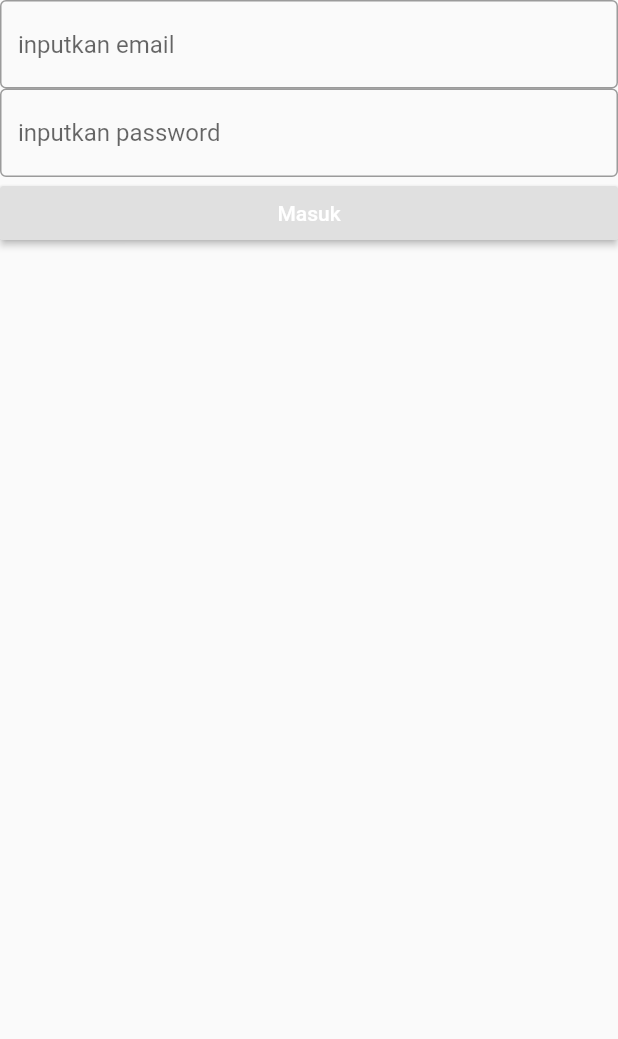
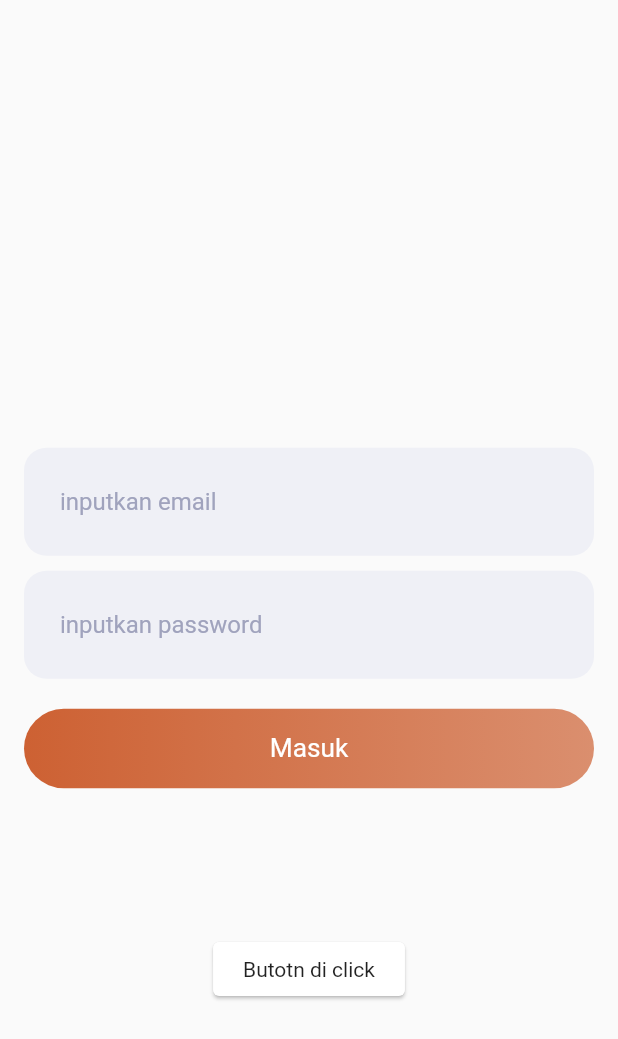
Before and after one commit to candraprasetya/rumah_jamur_app, a Flutter app: the screen it shows after launch, after a tap on "Masuk", on a phone screen of 412 x 824 dp. Shown: the top 1039 px of the screen. Run offline on Flutter 3.47's test engine with Material 2 defaults, Android fonts, the phone set to English and light mode, and no system bars; drawn by our look-alikes of velocity_x; our stand-ins replace firebase_auth, firebase_core, get; accounts and stored records are empty.

Commit message:
login screen design

```diff
--- a/lib/screens/login_screen.dart
+++ b/lib/screens/login_screen.dart
@@ -12,25 +12,33 @@ class _LoginScreenState extends State<LoginScreen> {
   @override
   Widget build(BuildContext context) {
     return Scaffold(
-      body: VStack([
+      body: VxBox(
+        child: formLogin(),
+      ).p16.size(context.screenWidth, context.screenHeight).make(),
+    );
+  }
+
+  Widget formLogin() {
+    return VStack(
+      [
         TextFieldKu(
           controller: emailController,
           keterangan: 'inputkan email',
         ),
+        10.heightBox,
         TextFieldKu(
           controller: passController,
           keterangan: 'inputkan password',
         ),
-        RaisedButton(
-          child: 'Masuk'.text.white.makeCentered(),
-          onPressed: () async {
-            //FIXME memanggil fungsi register dari AuthService
-            FirebaseAuth auth = FirebaseAuth.instance;
-            await auth.signInWithEmailAndPassword(
-                email: emailController.text, password: passController.text);
+        20.heightBox,
+        MyButton(
+          text: 'Masuk',
+          onPress: () {
+            VxToast.show(context, msg: 'Butotn di click');
           },
-        )
-      ]),
+        ),
+      ],
+      alignment: MainAxisAlignment.center,
     );
   }
 }
--- /dev/null
+++ b/lib/widgets/button_widget.dart
@@ -0,0 +1,21 @@
+part of 'widgets.dart';
+
+class MyButton extends StatelessWidget {
+  final String text;
+  final Function onPress;
+  final Color color;
+  MyButton({this.text, this.onPress, this.color});
+  @override
+  Widget build(BuildContext context) {
+    return VxBox(child: text.text.white.xl.makeCentered())
+        .width(context.screenWidth)
+        .p16
+        .linearGradient([
+          color ?? Color(0xffcd6133),
+          color?.withOpacity(.7) ?? Color(0xffcd6133).withOpacity(.7),
+        ])
+        .roundedLg
+        .make()
+        .onTap(onPress ?? () {});
+  }
+}
--- a/lib/widgets/textfield_widget.dart
+++ b/lib/widgets/textfield_widget.dart
@@ -7,11 +7,20 @@ class TextFieldKu extends StatelessWidget {
 
   @override
   Widget build(BuildContext context) {
-    return TextField(
-      controller: controller,
+    return VxBox(
+            child: TextField(
       decoration: InputDecoration(
-          border: OutlineInputBorder(),
-          hintText: keterangan ?? 'input your email'),
-    );
+          border: InputBorder.none,
+          hintText: keterangan ?? "Keterangan",
+          hintStyle: TextStyle(color: Color(0xFFA0A3BD))),
+    ))
+        .padding(EdgeInsets.symmetric(
+          horizontal: 24,
+          vertical: 12,
+        ))
+        .width(context.screenWidth)
+        .hexColor('#EFF0F6')
+        .rounded
+        .make();
   }
 }
--- a/lib/widgets/widgets.dart
+++ b/lib/widgets/widgets.dart
@@ -1,3 +1,5 @@
 import 'package:flutter/material.dart';
+import 'package:velocity_x/velocity_x.dart';
 
 part 'textfield_widget.dart';
+part 'button_widget.dart';
--- a/pubspec.yaml
+++ b/pubspec.yaml
@@ -47,6 +47,7 @@ flutter:
   # the material Icons class.
   uses-material-design: true
   # To add assets to your application, add an assets section, like this:
+  #TODO menambahkan gambar
   # assets:
   #   - images/a_dot_burr.jpeg
   #   - images/a_dot_ham.jpeg
@@ -59,6 +60,7 @@ flutter:
   # "family" key with the font family name, and a "fonts" key with a
   # list giving the asset and other descriptors for the font. For
   # example:
+  #TODO menambahkan font
   # fonts:
   #   - family: Schyler
   #     fonts:
```
